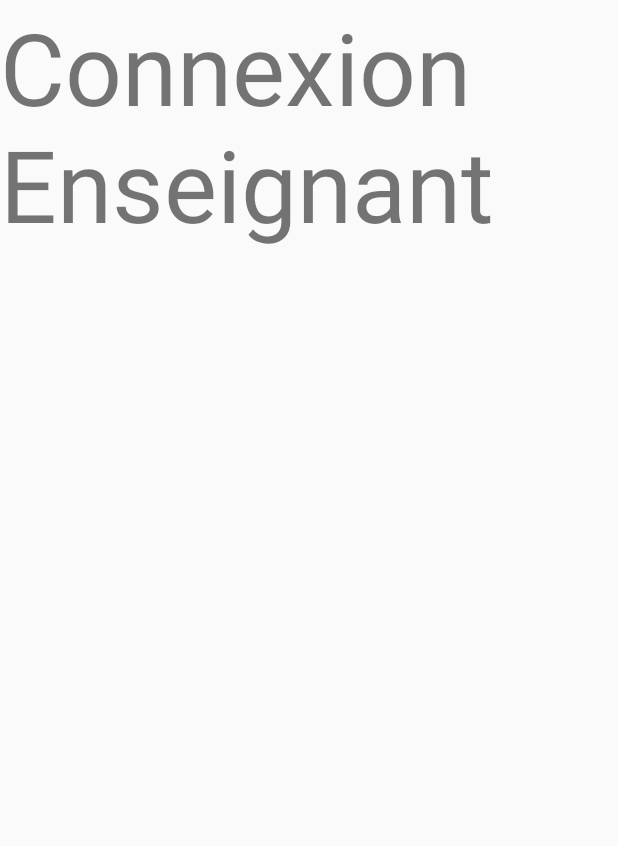
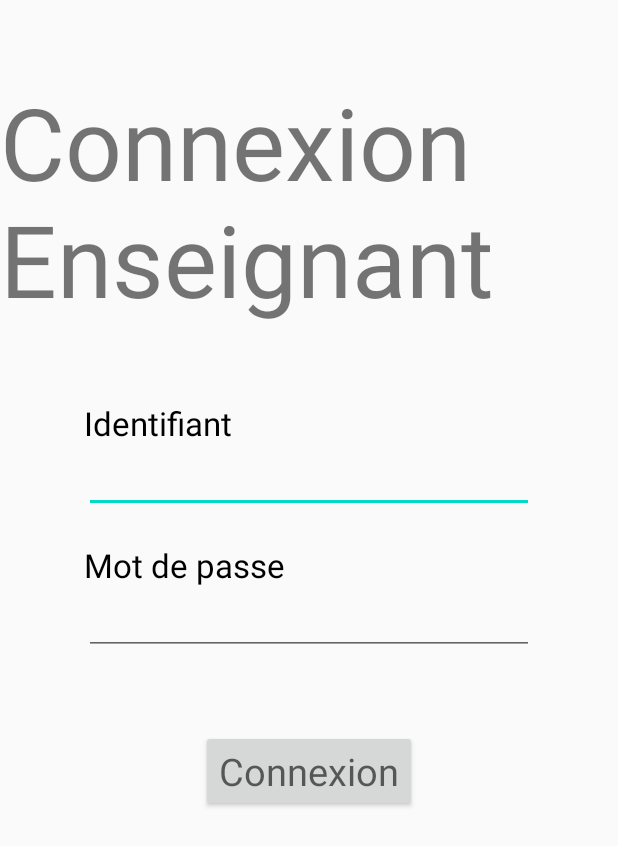
Before and after one commit to BrebionT/MyPorteOuverte, an Android app: the Enseignant screen opened directly, with no data from a screen before it, on a phone screen of 412 x 824 dp. Shown: the top 846 px of the screen. Run offline under Robolectric (Android 15) with nearby library versions, the phone set to English and light mode, and no system bars.

Commit message:
Ajout formulaire connexion enseignant

```diff
--- a/app/src/main/res/layout/activity_enseignant.xml
+++ b/app/src/main/res/layout/activity_enseignant.xml
@@ -6,12 +6,75 @@
     android:layout_height="match_parent"
     tools:context=".Enseignant">
 
-    <TextView
-        android:id="@+id/textView4"
-        android:layout_width="wrap_content"
-        android:layout_height="wrap_content"
-        android:text="Connexion Enseignant"
-        android:textSize="100px"
-        tools:layout_editor_absoluteX="53dp"
-        tools:layout_editor_absoluteY="44dp" />
+    <LinearLayout
+        android:layout_width="match_parent"
+        android:layout_height="match_parent"
+        android:orientation="vertical">
+
+        <TextView
+            android:id="@+id/textView4"
+            android:layout_width="wrap_content"
+            android:layout_height="wrap_content"
+            android:layout_gravity="center"
+            android:layout_marginVertical="50dp"
+            android:text="Connexion Enseignant"
+            android:textSize="100px" />
+
+        <LinearLayout
+            android:id="@+id/linearLayout"
+            android:layout_width="match_parent"
+            android:layout_height="wrap_content"
+            android:orientation="vertical">
+
+            <TextView
+                android:id="@+id/text_login"
+                android:layout_width="300dp"
+                android:layout_height="wrap_content"
+                android:layout_gravity="center"
+                android:gravity="start"
+                android:text="Identifiant"
+                android:textAppearance="@style/TextAppearance.AppCompat.Large"
+                android:textColor="#000000" />
+
+            <EditText
+                android:id="@+id/champ_login"
+                android:layout_width="300dp"
+                android:layout_height="wrap_content"
+                android:layout_gravity="center"
+                android:ems="10"
+                android:inputType="textPersonName" />
+
+            <TextView
+                android:id="@+id/text_mdp"
+                android:layout_width="300dp"
+                android:layout_height="wrap_content"
+                android:layout_gravity="center"
+                android:layout_marginTop="20dp"
+                android:gravity="start"
+                android:text="Mot de passe"
+                android:textAppearance="@style/TextAppearance.AppCompat.Large"
+                android:textColor="#000000" />
+
+            <EditText
+                android:id="@+id/champ_mdp"
+                android:layout_width="300dp"
+                android:layout_height="wrap_content"
+                android:layout_gravity="center"
+                android:ems="10"
+                android:inputType="textPersonName" />
+
+            <Button
+                android:id="@+id/bouton_connex"
+                style="@style/Widget.AppCompat.Button"
+                android:layout_width="wrap_content"
+                android:layout_height="wrap_content"
+                android:layout_gravity="center"
+                android:text="Connexion"
+                android:textSize="25dp"
+                android:layout_marginTop="50dp"
+                android:textAppearance="@style/TextAppearance.AppCompat.Display1"
+                />
+        </LinearLayout>
+    </LinearLayout>
+
 </androidx.constraintlayout.widget.ConstraintLayout>
--- a/app/src/main/res/layout/activity_inscription.xml
+++ b/app/src/main/res/layout/activity_inscription.xml
@@ -42,7 +42,7 @@
         app:layout_constraintTop_toBottomOf="@+id/titre_1">
 
         <TextView
-            android:id="@+id/text_nom"
+            android:id="@+id/text_login"
             android:layout_width="300dp"
             android:layout_height="wrap_content"
             android:layout_gravity="center"
@@ -52,7 +52,7 @@
             android:textColor="#000000" />
 
         <EditText
-            android:id="@+id/champ_nom"
+            android:id="@+id/champ_login"
             android:layout_width="300dp"
             android:layout_height="wrap_content"
             android:ems="10"
```
